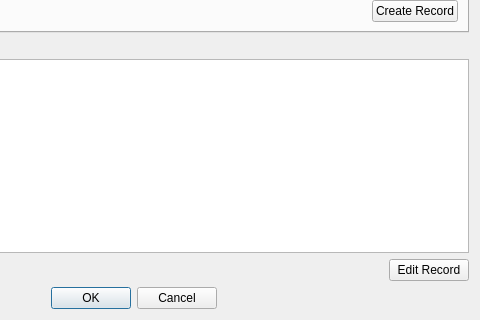
Old version of the form electrum_nmc/electrum/gui/qt/forms/dnsdialog.ui in the repository stormychel/electrum-chi; both pictures show x 212 to 692 and y 315 to 635 of the 692 by 635 pixel window.
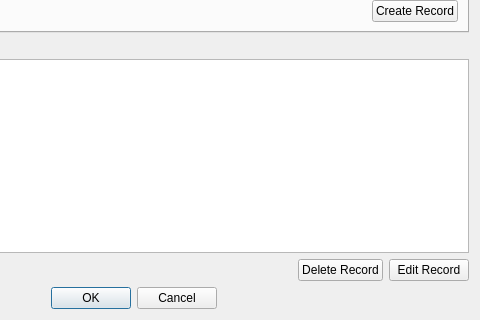
New version of the form. Custom widgets are drawn as their Qt base class.

Commit message: Namecoin: Enabling deleting records in DNS dialog

```diff
--- a/electrum_nmc/electrum/gui/qt/forms/dnsdialog.ui
+++ b/electrum_nmc/electrum/gui/qt/forms/dnsdialog.ui
@@ -1290,6 +1290,13 @@
          </property>
         </spacer>
        </item>
+       <item>
+        <widget class="QPushButton" name="btnDeleteRecord">
+         <property name="text">
+          <string>Delete Record</string>
+         </property>
+        </widget>
+       </item>
        <item>
         <widget class="QPushButton" name="btnEditRecord">
          <property name="text">
```
The commit also changes 1 other file.
